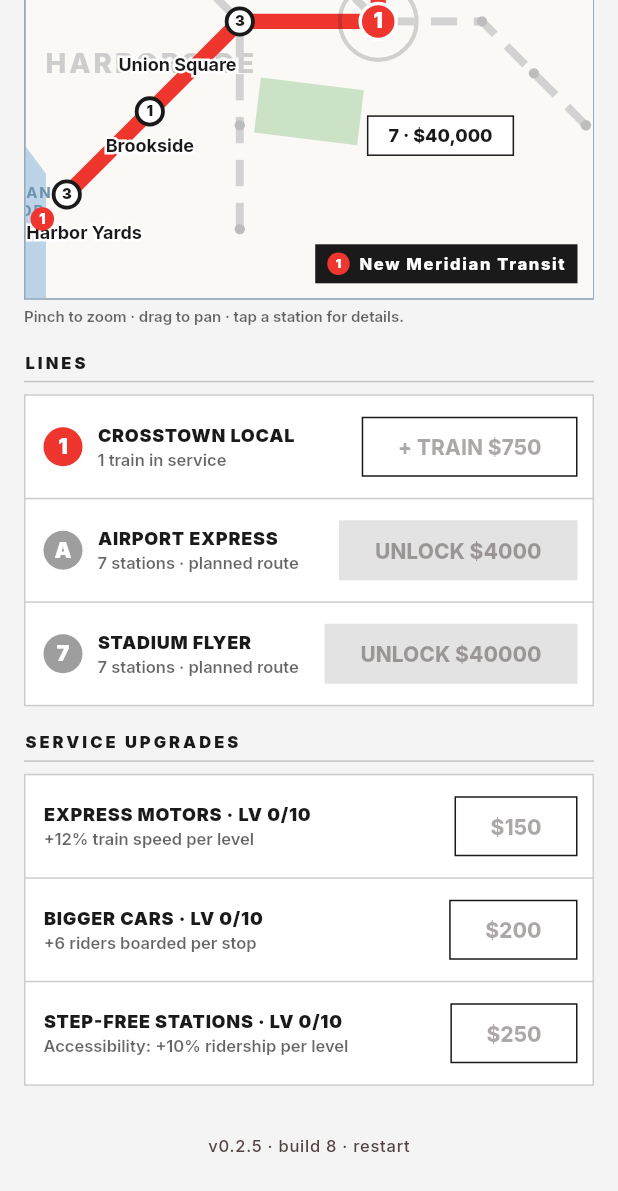
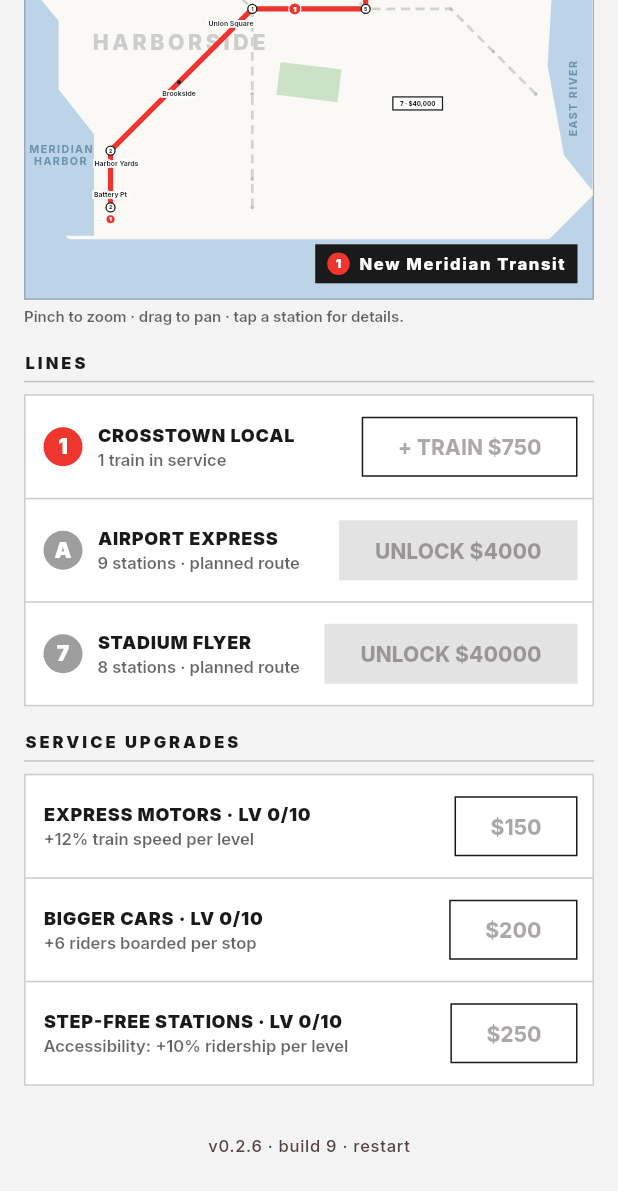
Before and after one commit to Armandoxh/Territorygame, a Flutter app: the screen it shows after launch, scrolled down 520 dp, on a phone screen of 412 x 824 dp. Shown: the top 1191 px of the screen. Run offline on Flutter 3.47's test engine with Material 3 defaults, Android fonts, the phone set to English and light mode, and no system bars; our stand-ins replace flutter_svg, google_fonts, shared_preferences; missing offline and left inert: dart:html, dart:js_util.

Commit message:
The 240-unit metropolis: whole-city top-down view, zoom to 10x (build 9)
'It should be as big as the NYC. Zoomable from the top down all the way
in.' Done, rig-designed first:

- The world grows from 100 to 240 units (CityDef.size, painter fully
  world-size aware). Station layout keeps its geometry but spreads 2.4x
  apart while every map element stays its true size — so the city feels
  metropolitan, not inflated.
- Six new outer stations extend every line: Battery Pt, Iron Hills,
  Palisade (line 1 -> 11 stops), Boardwalk, Cargo City (A -> 9),
  Expo Park (7 -> 8). 26 stations total. NORTH HEIGHTS joins the
  districts; geography rescaled around it all.
- The map OPENS on the whole diagram, scale-to-fit and tiny like the
  printed map, and zooms to 10x for station-level detail. Text sizes are
  true map units now (pixel clamps removed) so the top-down view reads
  authentically small.
- baseSpeed 10 -> 24 so lap times and the earn rate are unchanged by the
  bigger distances; the harness re-verifies the fun-zone bounds.

Co-Authored-By: Claude Fable 5 <noreply@anthropic.com>
Claude-Session: https://claude.ai/code/session_01JqBticQH2m2VG91X5ciAMv

```diff
--- a/metro/lib/data/cities.dart
+++ b/metro/lib/data/cities.dart
@@ -1,9 +1,9 @@
 import 'dart:ui';
 
-/// One stop in the city. Positions are in a normalized 0–100 map space; all
-/// coordinates are chosen so consecutive stations on a line connect at
-/// 45°/90° angles — the classic transit-map look. Stations are city-level so
-/// two lines can share one (an interchange).
+/// One stop in the city. Positions are in a normalized 0–[CityDef.size] map
+/// space; all coordinates are chosen so consecutive stations on a line
+/// connect at 45°/90° angles — the transit-diagram look. Stations are
+/// city-level so two lines can share one (an interchange).
 class StationDef {
   final String id;
   final String name;
@@ -16,8 +16,6 @@ class StationDef {
   /// Hand-tuned label placement (map units). labelDy > 0: label sits below
   /// the dot at that offset; labelDy < 0: label sits above with its bottom at
   /// that offset; 0 = automatic (below, or above near the map's bottom edge).
-  /// Dense corridors NEED these — three stations on one row will otherwise
-  /// stack their labels.
   final double labelDx;
   final double labelDy;
 
@@ -45,7 +43,7 @@ class ParkDef {
   const ParkDef(this.cx, this.cy, this.w, this.h, this.rotDeg);
 }
 
-/// A water-body label ("MERIDIAN HARBOR"), optionally rotated for rivers.
+/// A text placed on the geography (water bodies, district names).
 class WaterLabel {
   final String text;
   final double x;
@@ -89,19 +87,23 @@ class LineDef {
   });
 }
 
-/// A city — one map template in the ladder. v0.2 fills New Meridian out to
-/// three lines; the 4–5 city progression (Angel Bay ≈ LA, Lakewind ≈ Chicago,
-/// Fogport ≈ SF, Kanto ≈ Tokyo) lands in v0.4. Fictional names on purpose:
-/// real transit branding is trademarked; the *style* is the homage.
+/// A city — one map template in the ladder. New Meridian is now a 240-unit
+/// metropolis: the default view is the whole diagram (tiny, top-down, like
+/// the real map) and you zoom all the way in. The 4–5 city progression
+/// (Angel Bay ≈ LA, Lakewind ≈ Chicago, Fogport ≈ SF, Kanto ≈ Tokyo) lands
+/// in v0.4 — each with its own size, coastlines, and districts, all data.
+/// Fictional names on purpose: real transit branding is trademarked.
 class CityDef {
   final String id;
   final String name;
   final String tagline;
+
+  /// Side length of the square map space (station coords live in 0..size).
+  final double size;
   final List<StationDef> stations;
   final List<LineDef> lines;
 
-  /// The landmass outline (45-degree-cornered, floating in water) — the
-  /// signature of the MTA diagram look.
+  /// The landmass outline (45°-cornered, floating in water).
   final List<Offset> land;
 
   /// Water channels cut into the land (closed polygons).
@@ -116,6 +118,7 @@ class CityDef {
     required this.id,
     required this.name,
     required this.tagline,
+    this.size = 100,
     required this.stations,
     required this.lines,
     this.land = const [],
@@ -138,178 +141,156 @@ class Cities {
     id: 'new_meridian',
     name: 'New Meridian',
     tagline: 'The city that never stops riding.',
+    size: 240,
     stations: [
-      // Line 1 corridor. Label offsets are hand-tuned: three stations share
-      // the y=60 row, so their labels fan out instead of stacking.
+      // ---- Line 1 corridor (south-west to north-east) ----
+      StationDef(id: 'battery', name: 'Battery Pt', x: 36, y: 228, demand: 0.3),
       StationDef(
           id: 'harbor',
           name: 'Harbor Yards',
-          x: 15,
-          y: 85,
+          x: 36,
+          y: 204,
           demand: 0.4,
           labelDx: 2.5,
           labelDy: 3.8),
       StationDef(
+          id: 'brookside', name: 'Brookside', x: 65, y: 175, demand: 0.2),
+      StationDef(
           id: 'union',
           name: 'Union Square',
-          x: 40,
-          y: 60,
+          x: 96,
+          y: 144,
           demand: 0.9,
           labelDx: -9,
           labelDy: 4.5),
       StationDef(
           id: 'grand',
           name: 'Grand Terminal',
-          x: 60,
-          y: 60,
+          x: 144,
+          y: 144,
           demand: 0.7,
           labelDx: 13,
           labelDy: -6.5),
       StationDef(
+          id: 'cityhall',
+          name: 'City Hall',
+          x: 144,
+          y: 113,
+          demand: 0.3,
+          labelDx: -8.5,
+          labelDy: 4.5),
+      StationDef(
           id: 'museum',
           name: 'Museum Mile',
-          x: 60,
-          y: 35,
+          x: 144,
+          y: 84,
           demand: 0.5,
           labelDx: -9.5,
           labelDy: 0),
       StationDef(
-          id: 'northgate', name: 'Northgate', x: 80, y: 15, demand: 0.35),
-      StationDef(
-          id: 'brookside', name: 'Brookside', x: 27, y: 73, demand: 0.2),
-      StationDef(
-          id: 'cityhall',
-          name: 'City Hall',
-          x: 60,
-          y: 47,
-          demand: 0.3,
-          labelDx: -8.5,
-          labelDy: 4.5),
-      StationDef(
           id: 'highridge',
           name: 'High Ridge',
-          x: 70,
-          y: 25,
+          x: 168,
+          y: 60,
           demand: 0.15,
           labelDx: -3,
           labelDy: 0),
       StationDef(
+          id: 'northgate', name: 'Northgate', x: 192, y: 36, demand: 0.35),
+      StationDef(
+          id: 'ironhills',
+          name: 'Iron Hills',
+          x: 204,
+          y: 24,
+          demand: 0.2,
+          labelDx: 9,
+          labelDy: 0),
+      StationDef(
+          id: 'palisade',
+          name: 'Palisade',
+          x: 216,
+          y: 12,
+          demand: 0.25,
+          labelDx: 0,
+          labelDy: 4.2),
+      // ---- Line A corridor (south to north-west) ----
+      StationDef(
+          id: 'boardwalk', name: 'Boardwalk', x: 96, y: 228, demand: 0.4),
+      StationDef(
+          id: 'southport',
+          name: 'Southport',
+          x: 96,
+          y: 216,
+          demand: 0.5,
+          labelDx: 10,
+          labelDy: -4.5),
+      StationDef(
           id: 'ferryst',
           name: 'Ferry St',
-          x: 40,
-          y: 75,
+          x: 96,
+          y: 180,
           demand: 0.45,
           labelDx: -7,
           labelDy: 0),
       StationDef(
           id: 'westgate',
           name: 'Westgate',
-          x: 32,
-          y: 52,
+          x: 77,
+          y: 125,
           demand: 0.55,
           labelDx: -7,
           labelDy: 0),
       StationDef(
-          id: 'riverbend',
-          name: 'Riverbend',
-          x: 82.5,
-          y: 67.5,
-          demand: 0.45),
-      StationDef(
-          id: 'garment',
-          name: 'Garment Dist',
-          x: 45,
-          y: 30,
-          demand: 0.55,
-          labelDx: -8,
-          labelDy: 0),
-      // Line A corridor (interchange at Union Square).
-      StationDef(
-          id: 'southport',
-          name: 'Southport',
-          x: 40,
-          y: 90,
-          demand: 0.5,
-          labelDx: 10,
-          labelDy: -4.5),
-      StationDef(
           id: 'midwest',
           name: 'Midtown West',
-          x: 25,
-          y: 45,
+          x: 60,
+          y: 108,
           demand: 0.7,
           labelDx: -8,
           labelDy: 4.5),
       StationDef(
-          id: 'cathedral', name: 'Cathedral', x: 25, y: 25, demand: 0.5),
-      StationDef(id: 'airport', name: 'Airport', x: 40, y: 10, demand: 0.9),
-      // Line 7 corridor (interchange at Grand Terminal).
+          id: 'cathedral', name: 'Cathedral', x: 60, y: 60, demand: 0.5),
+      StationDef(id: 'airport', name: 'Airport', x: 96, y: 24, demand: 0.9),
       StationDef(
-          id: 'eastdocks', name: 'East Docks', x: 90, y: 75, demand: 0.6),
+          id: 'cargocity',
+          name: 'Cargo City',
+          x: 120,
+          y: 24,
+          demand: 0.3,
+          labelDx: 9,
+          labelDy: 0),
+      // ---- Line 7 corridor (east to south-center) ----
+      StationDef(
+          id: 'eastdocks', name: 'East Docks', x: 216, y: 180, demand: 0.6),
+      StationDef(
+          id: 'riverbend', name: 'Riverbend', x: 198, y: 162, demand: 0.45),
       StationDef(
           id: 'gaslight',
           name: 'Gaslight Qtr',
-          x: 75,
-          y: 60,
+          x: 180,
+          y: 144,
           demand: 0.7,
           labelDx: 3,
           labelDy: 4.5),
-      StationDef(id: 'oldtown', name: 'Old Town', x: 45, y: 45, demand: 0.6),
-      StationDef(id: 'stadium', name: 'Stadium', x: 45, y: 20, demand: 1.1),
-    ],
-    // Geography: a harbor along the south-west shore, the East River on the
-    // right, a corner inlet up north — flat, textureless water — plus park
-    // blocks, each its own size and tilt.
-    land: [
-      Offset(8, 0),
-      Offset(92, 0),
-      Offset(100, 8),
-      Offset(100, 92),
-      Offset(92, 100),
-      Offset(8, 100),
-      Offset(0, 92),
-      Offset(0, 8),
-    ],
-    districts: [
-      WaterLabel('HARBORSIDE', 27, 66),
-      WaterLabel('EASTBANK', 79, 52),
-    ],
-    waters: [
-      [
-        Offset(0, 55),
-        Offset(6, 62),
-        Offset(6, 74),
-        Offset(12, 82),
-        Offset(12, 100),
-        Offset(0, 100),
-      ],
-      [
-        Offset(100, 48),
-        Offset(93, 56),
-        Offset(92, 70),
-        Offset(95, 86),
-        Offset(100, 92),
-      ],
-      [
-        Offset(82, 0),
-        Offset(100, 0),
-        Offset(100, 18),
-      ],
-      [
-        Offset(0, 0),
-        Offset(16, 0),
-        Offset(0, 16),
-      ],
-    ],
-    parks: [
-      ParkDef(50, 73, 15, 8, 7),
-      ParkDef(14, 16, 8, 11, 5),
-      ParkDef(34, 30, 10, 6, -4),
-      ParkDef(83, 42, 9, 7, 11),
-    ],
-    waterLabels: [
-      WaterLabel('MERIDIAN\nHARBOR', 6.5, 86),
-      WaterLabel('EAST RIVER', 96.5, 76, rotDeg: -90),
+      StationDef(
+          id: 'oldtown', name: 'Old Town', x: 108, y: 108, demand: 0.6),
+      StationDef(
+          id: 'garment',
+          name: 'Garment Dist',
+          x: 108,
+          y: 72,
+          demand: 0.55,
+          labelDx: -8,
+          labelDy: 0),
+      StationDef(id: 'stadium', name: 'Stadium', x: 108, y: 48, demand: 1.1),
+      StationDef(
+          id: 'expo',
+          name: 'Expo Park',
+          x: 108,
+          y: 24,
+          demand: 0.35,
+          labelDx: -9,
+          labelDy: 0),
     ],
     lines: [
       LineDef(
@@ -317,7 +298,10 @@ class Cities {
         name: 'Crosstown Local',
         bullet: '1',
         color: Color(0xFFEE352E),
-        stationIds: ['harbor', 'brookside', 'union', 'grand', 'cityhall', 'museum', 'highridge', 'northgate'],
+        stationIds: [
+          'battery', 'harbor', 'brookside', 'union', 'grand', 'cityhall',
+          'museum', 'highridge', 'northgate', 'ironhills', 'palisade',
+        ],
         unlockCost: 0,
         trainCost: 750,
       ),
@@ -326,23 +310,81 @@ class Cities {
         name: 'Airport Express',
         bullet: 'A',
         color: Color(0xFF0039A6),
-        stationIds: ['southport', 'ferryst', 'union', 'westgate', 'midwest', 'cathedral', 'airport'],
+        stationIds: [
+          'boardwalk', 'southport', 'ferryst', 'union', 'westgate',
+          'midwest', 'cathedral', 'airport', 'cargocity',
+        ],
         unlockCost: 4000,
         trainCost: 1500,
-        plateX: 13,
-        plateY: 35,
+        plateX: 31,
+        plateY: 84,
       ),
       LineDef(
         id: 'line7',
         name: 'Stadium Flyer',
         bullet: '7',
         color: Color(0xFFB933AD),
-        stationIds: ['eastdocks', 'riverbend', 'gaslight', 'grand', 'oldtown', 'garment', 'stadium'],
+        stationIds: [
+          'eastdocks', 'riverbend', 'gaslight', 'grand', 'oldtown',
+          'garment', 'stadium', 'expo',
+        ],
         unlockCost: 40000,
         trainCost: 12000,
-        plateX: 69,
-        plateY: 76.5,
+        plateX: 166,
+        plateY: 184,
       ),
+    ],
+    land: [
+      Offset(19, 0),
+      Offset(221, 0),
+      Offset(240, 19),
+      Offset(240, 221),
+      Offset(221, 240),
+      Offset(19, 240),
+      Offset(0, 221),
+      Offset(0, 19),
+    ],
+    districts: [
+      WaterLabel('HARBORSIDE', 65, 158),
+      WaterLabel('EASTBANK', 190, 125),
+      WaterLabel('NORTH HEIGHTS', 160, 18),
+    ],
+    waters: [
+      [
+        Offset(0, 132),
+        Offset(14, 149),
+        Offset(14, 178),
+        Offset(29, 197),
+        Offset(29, 240),
+        Offset(0, 240),
+      ],
+      [
+        Offset(240, 115),
+        Offset(223, 134),
+        Offset(221, 168),
+        Offset(228, 206),
+        Offset(240, 221),
+      ],
+      [
+        Offset(216, 0),
+        Offset(240, 0),
+        Offset(240, 24),
+      ],
+      [
+        Offset(0, 0),
+        Offset(38, 0),
+        Offset(0, 38),
+      ],
+    ],
+    parks: [
+      ParkDef(120, 175, 26, 14, 7),
+      ParkDef(34, 38, 14, 19, 5),
+      ParkDef(82, 72, 17, 10, -4),
+      ParkDef(199, 101, 15, 12, 11),
+    ],
+    waterLabels: [
+      WaterLabel('MERIDIAN\nHARBOR', 15, 206),
+      WaterLabel('EAST RIVER', 232, 182, rotDeg: -90),
     ],
   );
 
--- a/metro/lib/state/game_state.dart
+++ b/metro/lib/state/game_state.dart
@@ -57,7 +57,7 @@ class GameState extends ChangeNotifier {
 
   // ---- Static tuning (the balance harness pins the outcomes) ----
   static const double fare = 2.5;
-  static const double baseSpeed = 10; // map-units/sec along a line
+  static const double baseSpeed = 24; // map-units/sec (240-unit world)
   static const double dwellTime = 0.9; // seconds stopped at a station
   static const double stationCap = 30; // waiting riders cap per station
   static const int levelMax = 10;
--- a/metro/lib/ui/metro_map.dart
+++ b/metro/lib/ui/metro_map.dart
@@ -35,9 +35,10 @@ class _MetroMapState extends State<MetroMap> {
 
   void _handleTap(Offset local, Size size) {
     final g = widget.game;
-    final s = size.shortestSide / 100.0;
+    final world = g.city.size;
+    final s = size.shortestSide / world;
     final origin = Offset(
-        (size.width - 100 * s) / 2, (size.height - 100 * s) / 2);
+        (size.width - world * s) / 2, (size.height - world * s) / 2);
     final map = (local - origin) / s;
     StationDef? best;
     var bestD = 8.0; // tap tolerance in map units
@@ -88,8 +89,12 @@ class _MetroMapState extends State<MetroMap> {
             final size = Size(side, side);
             if (!_centered) {
               _centered = true;
+              // Open on the whole metropolis: scale-to-fit the width,
+              // vertically centered — the top-down diagram view.
+              final fit = constraints.maxWidth / side;
               _viewer.value = Matrix4.identity()
-                ..translate((constraints.maxWidth - side) / 2, 0.0);
+                ..translate(0.0, (constraints.maxHeight - side * fit) / 2)
+                ..scale(fit);
             }
             return Stack(
               children: [
@@ -97,8 +102,8 @@ class _MetroMapState extends State<MetroMap> {
                   child: InteractiveViewer(
                     transformationController: _viewer,
                     constrained: false,
-                    minScale: 0.75,
-                    maxScale: 5,
+                    minScale: 0.7,
+                    maxScale: 10,
                     boundaryMargin: const EdgeInsets.all(80),
                     child: SizedBox(
                       width: side,
@@ -176,10 +181,11 @@ class _MapPainter extends CustomPainter {
 
   @override
   void paint(Canvas canvas, Size size) {
-    final s = size.shortestSide / 100.0;
+    final world = game.city.size;
+    final s = size.shortestSide / world;
     Offset m(Offset p) => Offset(
-        p.dx * s + (size.width - 100 * s) / 2,
-        p.dy * s + (size.height - 100 * s) / 2);
+        p.dx * s + (size.width - world * s) / 2,
+        p.dy * s + (size.height - world * s) / 2);
 
     // STYLE.md: the landmass is one flat color — no grid, no texture. The
     // city comes from geography: flat water bodies with map labels, and
@@ -211,9 +217,9 @@ class _MapPainter extends CustomPainter {
           text: d.text,
           style: GoogleFonts.inter(
             color: const Color(0xFFCDCDCD),
-            fontSize: 4.0 * s,
+            fontSize: 9.0 * s,
             fontWeight: FontWeight.w800,
-            letterSpacing: 2,
+            letterSpacing: 3,
           ),
         ),
         textDirection: TextDirection.ltr,
@@ -237,7 +243,7 @@ class _MapPainter extends CustomPainter {
           text: wl.text,
           style: GoogleFonts.inter(
             color: const Color(0xFF6E93AC),
-            fontSize: (2.4 * s).clamp(7.0, 10.0),
+            fontSize: 4.5 * s,
             fontWeight: FontWeight.w700,
             letterSpacing: 1.2,
           ),
@@ -355,7 +361,7 @@ class _MapPainter extends CustomPainter {
 
       // Label with a white halo (like real map labels) at its hand-tuned
       // offset — dense corridors fan their labels out via StationDef data.
-      final fontSize = (2.9 * s).clamp(8.5, 12.0);
+      final fontSize = 2.9 * s;
       TextPainter mkLabel(TextStyle style) => TextPainter(
             text: TextSpan(text: st.name, style: style),
             textDirection: TextDirection.ltr,
@@ -379,7 +385,7 @@ class _MapPainter extends CustomPainter {
       } else if (st.labelDy < 0) {
         top = c.dy + st.labelDy * s - label.height;
       } else {
-        final above = st.y > 75;
+        final above = st.y > city.size * 0.88;
         top = above ? c.dy - 3.2 * s - label.height : c.dy + 3.2 * s;
       }
       final labelPos = Offset(
@@ -499,7 +505,7 @@ class _MapPainter extends CustomPainter {
           text: '+\$${p.amount.toStringAsFixed(0)}',
           style: GoogleFonts.inter(
             color: const Color(0xFF1B5E20).withOpacity(1 - t),
-            fontSize: (3.0 * s).clamp(9.0, 13.0),
+            fontSize: 3.0 * s,
             fontWeight: FontWeight.w900,
           ),
         ),
@@ -544,7 +550,7 @@ class _MapPainter extends CustomPainter {
         text: '${line.bullet} · \$${_fmtMoney(line.unlockCost)}',
         style: GoogleFonts.inter(
           color: _ink,
-          fontSize: (3.0 * s).clamp(9.0, 12.0),
+          fontSize: 2.6 * s,
           fontWeight: FontWeight.w800,
         ),
       ),
--- a/metro/lib/version.dart
+++ b/metro/lib/version.dart
@@ -1,4 +1,4 @@
 /// Shown in the footer; bump the build number on every deployed change so the
 /// live page always tells you which build you're looking at.
-const String kAppVersion = '0.2.5';
-const int kBuildNumber = 8;
+const String kAppVersion = '0.2.6';
+const int kBuildNumber = 9;
--- a/metro/pubspec.yaml
+++ b/metro/pubspec.yaml
@@ -1,7 +1,7 @@
 name: metro_magnate
 description: "Metro Magnate — an idle game about building a subway empire, one line at a time."
 publish_to: 'none'
-version: 0.2.5+8
+version: 0.2.6+9
 
 environment:
   sdk: '>=3.4.0 <4.0.0'
```
Also changed, not shown: 3 other files.
